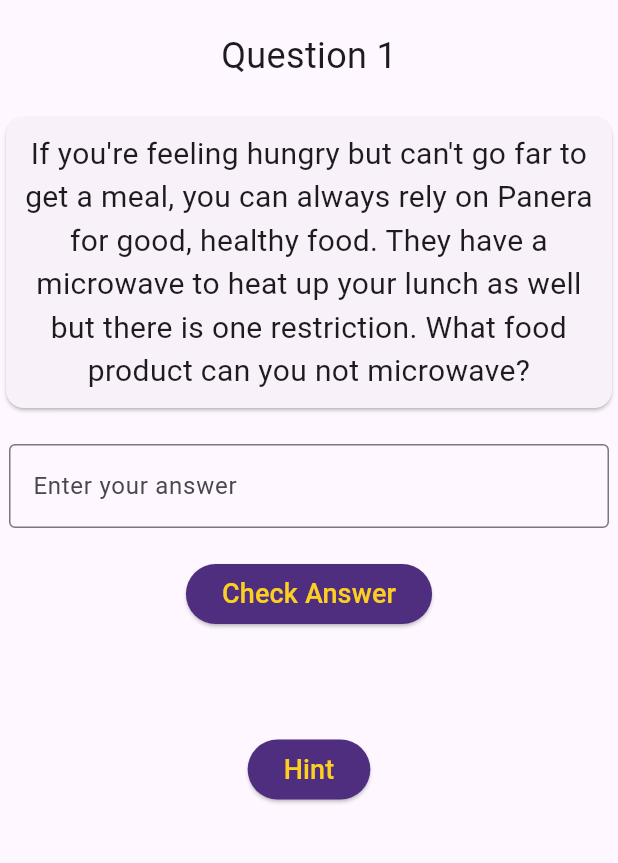
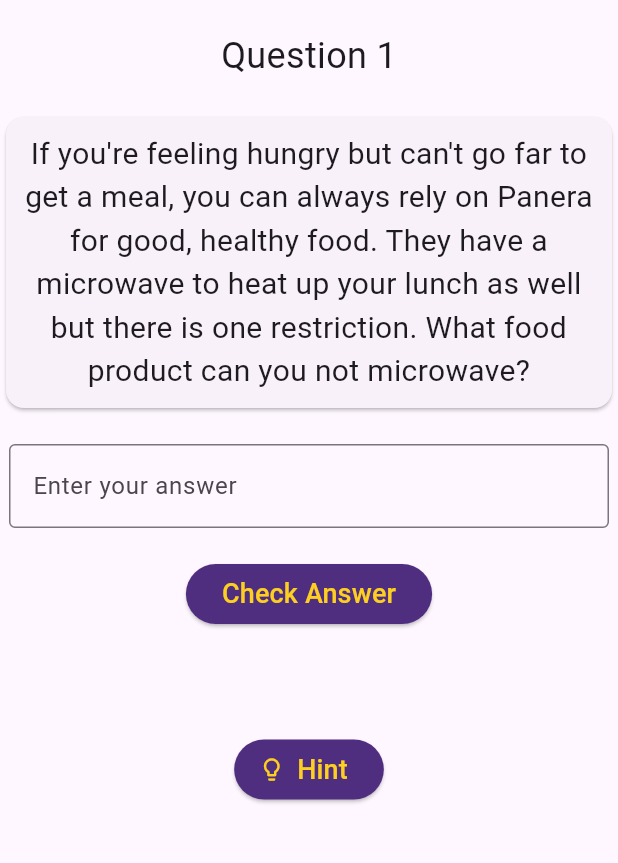
Before and after one commit to gnamlsu/flutter_application_16, a Flutter app: the GameScreen screen opened by its route, on a phone screen of 412 x 824 dp, the part 84-947 px from its top. Run offline on Flutter 3.47's test engine with Material 3 defaults, Android fonts, the phone set to English and light mode, and no system bars; our stand-ins replace google_fonts.

Commit message:
Added hint button icon and image for end screen

```diff
--- a/lib/main.dart
+++ b/lib/main.dart
@@ -81,7 +81,7 @@ class GameScreenState extends State<GameScreen> {
                     "When students are in need of a quick refreshment, they can head down the hallway to the vending machines. There’s a great selection of snacks and drinks. On the far left, students can conveniently grab a _____ or blue book if they forgot to get one before a test.",
                     "The RoyOMartin Auditorium honors Roy O. Martin Sr., the business pioneer and Martin family patriarch who grew a small sawmill in Alexandria, Louisiana into a leading lumber company. His family has continued his legacy, focusing on their core values. What is the acronym for the family’s values?",
                     "Whenever I need to speak to a counselor or need general advising,the student services center is the first place I think to go to. They can refer you to where you can get more specific information or give you advice regarding your degree audit or career. It is named after Dr. _____ A. _____.",
-                    "The best view of the Capstone Gallery stairs is from the 2nd floor balcony. The banners above the stairs describe the common traits of a college of engineering student. The most common trait according to the banner is L_____.",
+                    "The best view of the Capstone Gallery stairs is from the 2nd floor balcony. The banners above the stairs describe the common traits of a college of engineering student. The most common trait according to the banner is _____.",
                     "Walking around the 2nd floor, you can't miss this room with a full-sized sedan in it. In tandem with cameras, projectors, and screens, the Driving Simulation Lab is one of PFT's notable research facilities. The make of the car inside this room is a _____.",
                     "The Chevron Center is a welcoming facility for students to utilize at any time. It has a computer lab, 3D printer, poster services, and more. But you have to remember to sign in to log that its services are in use so that the center can be kept running. What is the name of the movie character that is reminding you to sign in at the front desk?",
                     "The engineering honor society is the only honor society that represents engineers across all disciplines. It was first founded in 1885 at Lehigh University. What is the name of the engineering honor society as described on the sculpture?",
@@ -189,14 +189,15 @@ class GameScreenState extends State<GameScreen> {
             Text(result, style: TextStyle(fontSize: 20, color: resultColor)),
             SizedBox(height: 20),
             if (hintButton)
-              ElevatedButton(
+              ElevatedButton.icon(
+                icon: Icon(Icons.lightbulb_outline_rounded, color: Color.fromRGBO(252, 207, 33, 1)),
                 onPressed:() {
                   getHint();
                 },
                 style: ButtonStyle(
                   backgroundColor: WidgetStateProperty.all(Color.fromRGBO(79, 46, 128, 1)),
                 ),
-                child: Text("Hint", style: TextStyle(fontSize: 18, color: Color.fromRGBO(252, 207, 33, 1))),
+                label: Text("Hint", style: TextStyle(fontSize: 18, color: Color.fromRGBO(252, 207, 33, 1))),
               ),
             SizedBox(height: 20),
             if (displayHint)
@@ -208,7 +209,7 @@ class GameScreenState extends State<GameScreen> {
                   getNext();
                 },
                 style: ButtonStyle(
-                  backgroundColor: WidgetStateProperty.all(Color.fromRGBO(252, 207, 33, 1)),
+                  backgroundColor: WidgetStateProperty.all(Color.fromRGBO(252, 207, 33, 1),),
                 ),
                 child: Text("Next", style: TextStyle(fontSize: 18, color: Color.fromRGBO(79, 46, 128, 1))),
               ),
@@ -233,6 +234,8 @@ class EndScreen extends StatelessWidget {
         child: Column(
           mainAxisAlignment: MainAxisAlignment.center,
           children: [
+            Image.asset('lib/assets/lsu.png', scale: 1.8),
+            SizedBox(height: 20),
             Text("PFT Scavenger Hunt", style: TextStyle(fontSize: 24)),
             SizedBox(height: 20),
             Container(
--- a/pubspec.yaml
+++ b/pubspec.yaml
@@ -64,6 +64,7 @@ flutter:
   #   - images/a_dot_ham.jpeg
   assets:
     - lib/assets/pft.png
+    - lib/assets/lsu.png
 
   # An image asset can refer to one or more resolution-specific "variants", see
   # https://flutter.dev/to/resolution-aware-images
```
Also changed, not shown: lib/assets/lsu.png (added).
